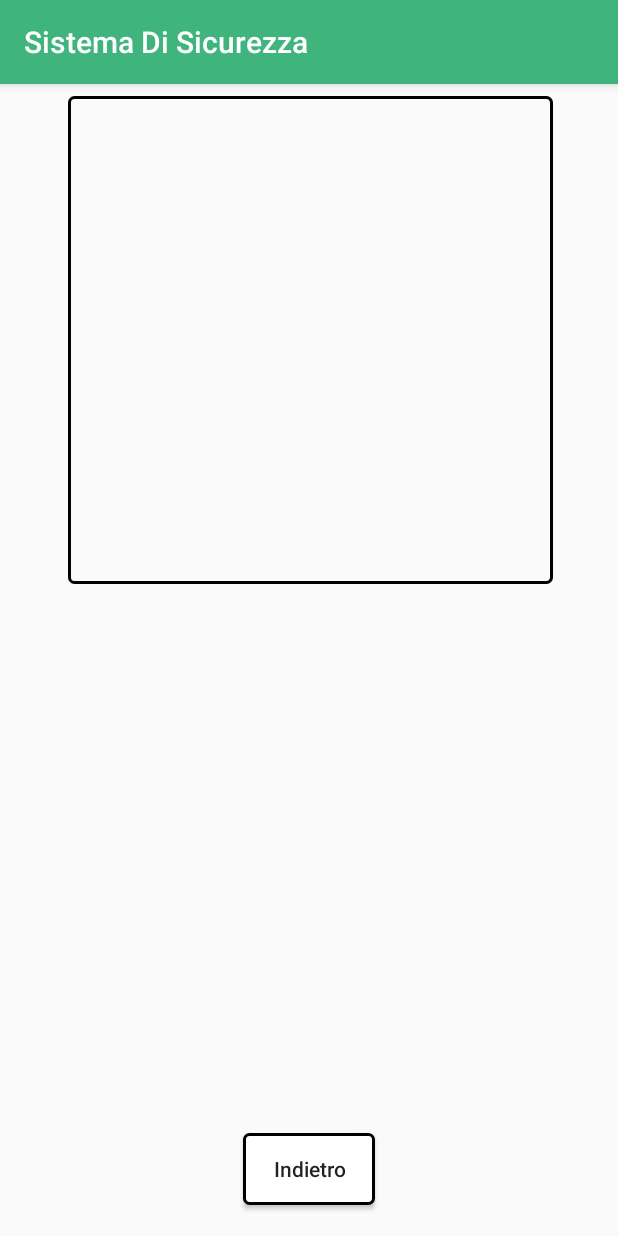
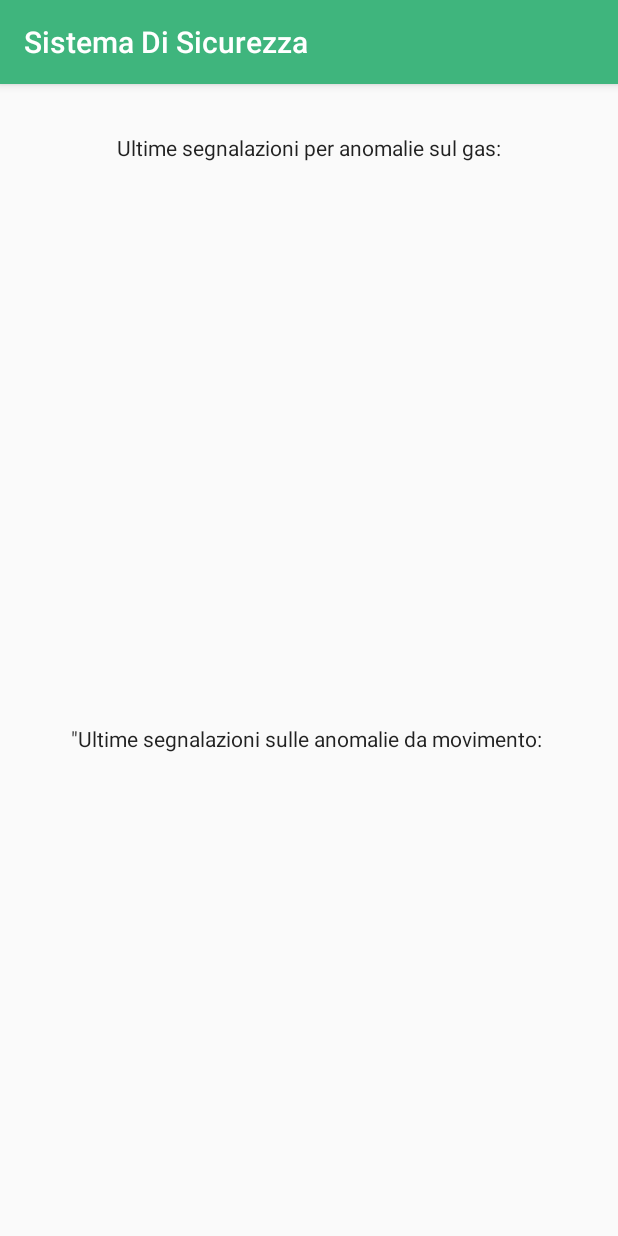
Before and after one commit to mariodigirolamo/SistemaDiSicurezza, an Android app: the Grafico screen opened directly, with no data from a screen before it, on a phone screen of 412 x 824 dp. Run offline under Robolectric (Android 15) with nearby library versions, the phone set to English and light mode, and no system bars.

```diff
--- a/app/src/main/res/layout/activity_graph.xml
+++ b/app/src/main/res/layout/activity_graph.xml
@@ -1,43 +1,66 @@
 <?xml version="1.0" encoding="utf-8"?>
-<android.support.constraint.ConstraintLayout
-    xmlns:android="http://schemas.android.com/apk/res/android"
+<android.support.constraint.ConstraintLayout xmlns:android="http://schemas.android.com/apk/res/android"
     xmlns:app="http://schemas.android.com/apk/res-auto"
     xmlns:tools="http://schemas.android.com/tools"
     android:layout_width="match_parent"
     android:layout_height="match_parent">
 
     <TextView
-        android:id="@+id/prova"
-        android:layout_width="323dp"
-        android:layout_height="325dp"
+        android:id="@+id/statofumo"
+        android:layout_width="373dp"
+        android:layout_height="62dp"
+        android:layout_marginBottom="8dp"
+        android:layout_marginTop="4dp"
+        android:text="@string/segnalafumo"
+        android:textAlignment="center"
+        android:textAppearance="@style/TextAppearance.AppCompat"
+        app:layout_constraintBottom_toBottomOf="parent"
+        app:layout_constraintEnd_toEndOf="parent"
+        app:layout_constraintStart_toStartOf="parent"
+        app:layout_constraintTop_toTopOf="parent"
+        app:layout_constraintVertical_bias="0.018" />
+
+    <ListView
+        android:id="@+id/fumolist"
+        android:layout_width="379dp"
+        android:layout_height="187dp"
+        android:layout_marginBottom="8dp"
+        android:layout_marginTop="8dp"
+        app:layout_constraintBottom_toBottomOf="parent"
+        app:layout_constraintEnd_toEndOf="parent"
+        app:layout_constraintHorizontal_bias="0.6"
+        app:layout_constraintStart_toStartOf="parent"
+        app:layout_constraintTop_toTopOf="parent"
+        app:layout_constraintVertical_bias="0.214">
+
+    </ListView>
+
+    <ListView
+        android:id="@+id/movlist"
+        android:layout_width="382dp"
+        android:layout_height="302dp"
+        android:layout_marginEnd="8dp"
+        android:layout_marginTop="320dp"
+        app:layout_constraintEnd_toEndOf="parent"
+        app:layout_constraintHorizontal_bias="0.0"
+        app:layout_constraintStart_toStartOf="parent"
+        app:layout_constraintTop_toTopOf="parent" />
+
+    <TextView
+        android:id="@+id/statomovimento"
+        android:layout_width="373dp"
+        android:layout_height="62dp"
         android:layout_marginBottom="8dp"
         android:layout_marginEnd="8dp"
         android:layout_marginStart="8dp"
         android:layout_marginTop="8dp"
-        android:background="@drawable/text_border"
+        android:text="@string/segnalamov"
         android:textAlignment="center"
-        android:textSize="14sp"
+        android:textAppearance="@style/TextAppearance.AppCompat"
         app:layout_constraintBottom_toBottomOf="parent"
         app:layout_constraintEnd_toEndOf="parent"
-        app:layout_constraintHorizontal_bias="0.511"
+        app:layout_constraintHorizontal_bias="0.4"
         app:layout_constraintStart_toStartOf="parent"
         app:layout_constraintTop_toTopOf="parent"
-        app:layout_constraintVertical_bias="0.0" />
-
-    <Button
-        android:id="@+id/fuga"
-        android:layout_width="wrap_content"
-        android:layout_height="wrap_content"
-        android:layout_marginBottom="8dp"
-        android:layout_marginEnd="8dp"
-        android:layout_marginStart="8dp"
-        android:layout_marginTop="8dp"
-        android:background="@drawable/button_border"
-        android:text="Indietro"
-        android:textAllCaps="false"
-        app:layout_constraintBottom_toBottomOf="parent"
-        app:layout_constraintEnd_toEndOf="parent"
-        app:layout_constraintStart_toStartOf="parent"
-        app:layout_constraintTop_toTopOf="parent"
-        app:layout_constraintVertical_bias="0.982" />
+        app:layout_constraintVertical_bias="0.584" />
 </android.support.constraint.ConstraintLayout>
--- a/app/src/main/res/values/strings.xml
+++ b/app/src/main/res/values/strings.xml
@@ -4,4 +4,6 @@
     <string name="statogas">"Non è stata rilevata alcuna anomalia di gas."</string>
     <string name="dichiara">Se premi il tasto esci, se l\'app verrà chiusa resterà tale e riceverai notifiche.
     Se premi riavvia, l\'app ripartirà e riceverai notifiche.</string>
+    <string name="segnalafumo">"\n"Ultime segnalazioni per anomalie sul gas:</string>
+    <string name="segnalamov">"\n\"Ultime segnalazioni sulle anomalie da movimento:</string>
 </resources>
```
Also changed, not shown: app/src/main/java/com/example/myapplication/AdapterCronologia.java (added, +38 -0 lines), app/src/main/java/com/example/myapplication/AdapterCronologiaMov.java (added, +38 -0 lines), app/src/main/java/com/example/myapplication/Grafico.java (+28 -29 lines), app/src/main/res/layout/righe_cronologiaf.xml (added, +41 -0 lines), app/src/main/res/layout/righe_cronologiamov.xml (added, +41 -0 lines).
